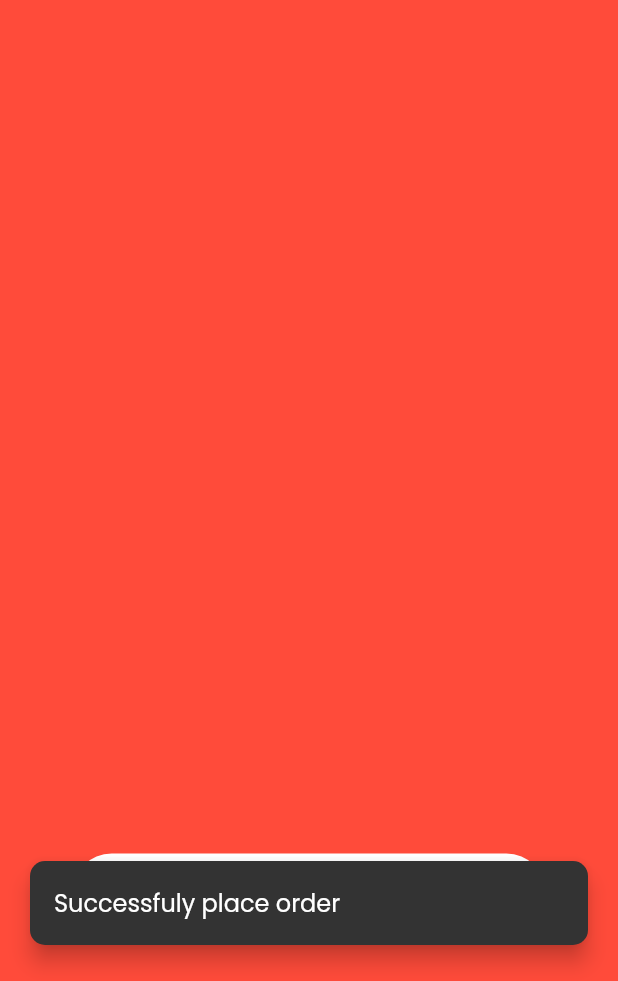
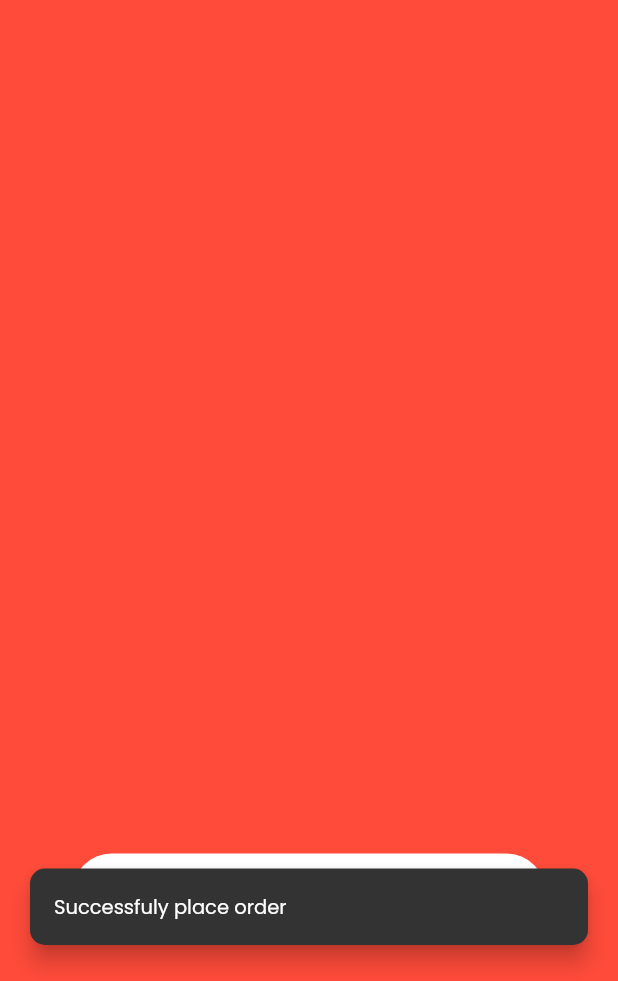
Before and after one commit to whoisgalih/food-app, a Flutter app: the FoodItemPage screen opened directly with empty values, after a tap on "Place Order", on a phone screen of 412 x 824 dp, the part 255-1236 px from its top. Run offline on Flutter 3.47's test engine with Material 2 defaults, Android fonts, the phone set to English and light mode, and no system bars; our stand-ins replace flutter_svg, google_fonts, modal_bottom_sheet.

Commit message:
remove text style in theme.dart

```diff
--- a/lib/pages/food_item_page.dart
+++ b/lib/pages/food_item_page.dart
@@ -170,7 +170,10 @@ class _FoodItemPageState extends State<FoodItemPage> {
                                     MainAxisAlignment.spaceBetween,
                                 children: [
                                   Text('Successfuly place order',
-                                      style: body('1', white)),
+                                      style: Theme.of(context)
+                                          .textTheme
+                                          .bodyText2
+                                          ?.copyWith(color: white)),
                                 ],
                               ),
                               duration: const Duration(milliseconds: 3000),
--- a/lib/widgets/pill_text.dart
+++ b/lib/widgets/pill_text.dart
@@ -48,7 +48,10 @@ class _PillTextState extends State<PillText>
         child: Row(
           children: [
             Text(this.widget.text,
-                style: body('2', widget.active ? white : black)),
+                style: Theme.of(context)
+                    .textTheme
+                    .bodyText2
+                    ?.copyWith(color: widget.active ? white : black)),
             SizedBox(width: 5),
             RotationTransition(
               turns: Tween(begin: 0.0, end: 45 / 360).animate(_controller),
--- a/lib/widgets/qty_stf.dart
+++ b/lib/widgets/qty_stf.dart
@@ -55,7 +55,9 @@ class _QtyStfState extends State<QtyStf> {
                 width: widget.height,
                 color: _qty == 1 ? gray : primary50),
           ),
-          Text(_qty.toString(), style: widget.textStyle ?? body('2', gray)),
+          Text(_qty.toString(),
+              style: widget.textStyle ??
+                  Theme.of(context).textTheme.bodyText2?.copyWith(color: gray)),
           GestureDetector(
             onTap: () => _add(),
             child: SvgPicture.asset('assets/images/icon/add-circle.svg',
```
Also changed, not shown: lib/theme/theme.dart (+0 -73 lines).
